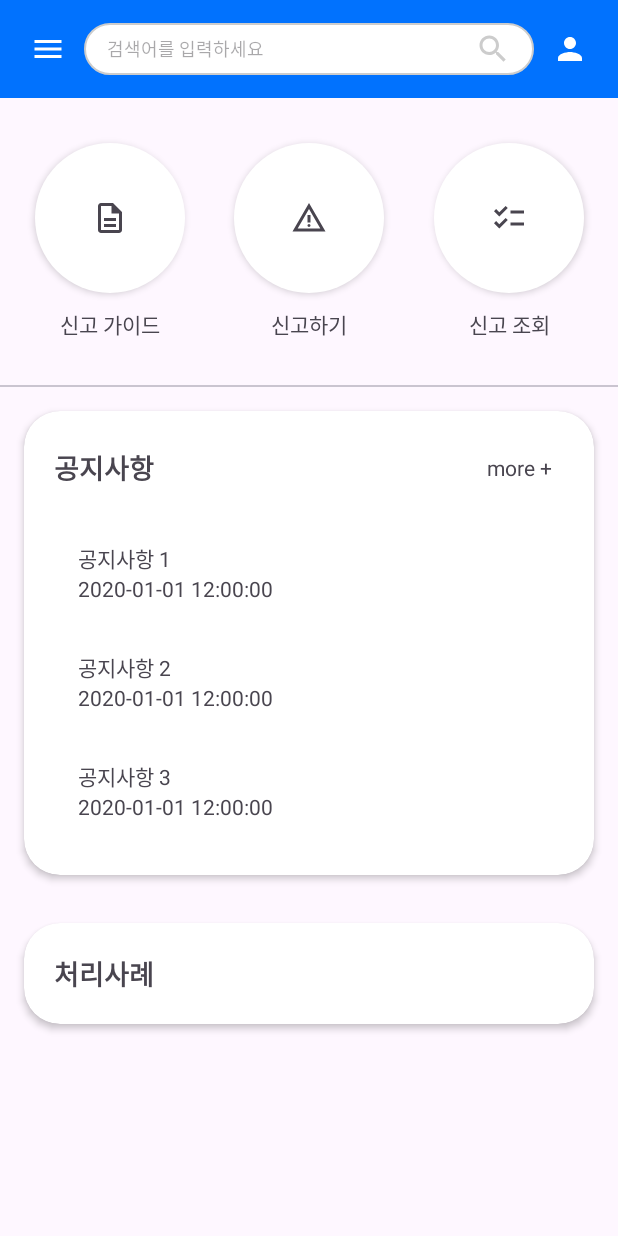
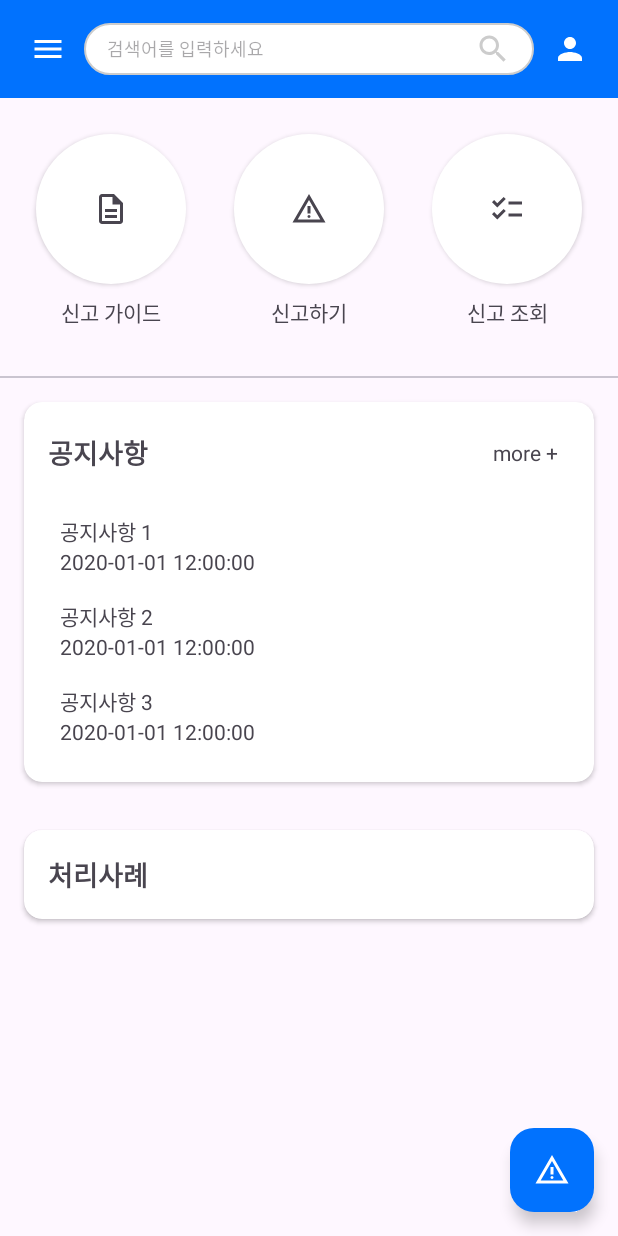
Before and after one commit to TUK-MPM/zikk-android, an Android app: the screen it shows after launch (MainActivity), on a phone screen of 412 x 824 dp. Run offline under Robolectric (Android 15) with nearby library versions, the phone set to English and light mode, and no system bars.

Commit message:
chore: padding, layout_margin 등 규격 통일

```diff
--- a/app/src/main/res/layout/activity_main.xml
+++ b/app/src/main/res/layout/activity_main.xml
@@ -1,7 +1,11 @@
 <?xml version="1.0" encoding="utf-8"?>
-<LinearLayout xmlns:android="http://schemas.android.com/apk/res/android"
+<FrameLayout xmlns:android="http://schemas.android.com/apk/res/android"
     xmlns:app="http://schemas.android.com/apk/res-auto"
     xmlns:tools="http://schemas.android.com/tools"
+    android:layout_width="match_parent"
+    android:layout_height="match_parent">
+
+    <LinearLayout
         android:id="@+id/main"
         android:layout_width="match_parent"
         android:layout_height="match_parent"
@@ -13,7 +17,7 @@
             android:name="com.example.zikk.ui.HeaderFragment"
             android:layout_width="match_parent"
             android:layout_height="wrap_content"
-        android:layout_marginBottom="20dp" />
+            android:layout_marginBottom="16dp" />
 
         <androidx.constraintlayout.widget.ConstraintLayout
             android:layout_width="match_parent"
@@ -33,9 +37,9 @@
                 <ImageButton
                     android:layout_width="100dp"
                     android:layout_height="100dp"
-                android:layout_margin="10dp"
+                    android:layout_margin="8dp"
                     android:background="@drawable/circle_button"
-                android:elevation="3dp"
+                    android:elevation="2dp"
                     android:src="@drawable/description_24px" />
 
                 <TextView
@@ -60,9 +64,9 @@
                     android:id="@+id/report_btn"
                     android:layout_width="100dp"
                     android:layout_height="100dp"
-                android:layout_margin="10dp"
+                    android:layout_margin="8dp"
                     android:background="@drawable/circle_button"
-                android:elevation="3dp"
+                    android:elevation="2dp"
                     android:src="@drawable/warning_24px" />
 
                 <TextView
@@ -86,9 +90,9 @@
                     android:id="@+id/report_query_btn"
                     android:layout_width="100dp"
                     android:layout_height="100dp"
-                android:layout_margin="10dp"
+                    android:layout_margin="8dp"
                     android:background="@drawable/circle_button"
-                android:elevation="3dp"
+                    android:elevation="2dp"
                     android:src="@drawable/checklist_24px" />
 
                 <TextView
@@ -102,20 +106,20 @@
         <com.google.android.material.divider.MaterialDivider
             android:layout_width="match_parent"
             android:layout_height="wrap_content"
-        android:layout_marginTop="30dp" />
+            android:layout_marginTop="32dp" />
 
         <androidx.cardview.widget.CardView
             android:layout_width="match_parent"
             android:layout_height="wrap_content"
             android:layout_margin="16dp"
-        app:cardCornerRadius="24dp"
-        app:cardElevation="3dp">
+            app:cardCornerRadius="12dp"
+            app:cardElevation="2dp">
 
             <LinearLayout
                 android:layout_width="match_parent"
                 android:layout_height="wrap_content"
                 android:orientation="vertical"
-            android:padding="20dp">
+                android:padding="16dp">
 
                 <!-- 헤더 (제목 + more 버튼) -->
                 <LinearLayout
@@ -161,14 +165,14 @@
             android:layout_width="match_parent"
             android:layout_height="wrap_content"
             android:layout_margin="16dp"
-        app:cardCornerRadius="24dp"
-        app:cardElevation="3dp">
+            app:cardCornerRadius="12dp"
+            app:cardElevation="2dp">
 
             <LinearLayout
                 android:layout_width="match_parent"
                 android:layout_height="wrap_content"
                 android:orientation="horizontal"
-            android:padding="20dp">
+                android:padding="16dp">
 
                 <TextView
                     android:id="@+id/tv_handled_case_title"
@@ -180,6 +184,16 @@
                     android:textStyle="bold" />
             </LinearLayout>
         </androidx.cardview.widget.CardView>
+    </LinearLayout>
 
+    <com.google.android.material.floatingactionbutton.FloatingActionButton
+        android:layout_width="wrap_content"
+        android:layout_height="wrap_content"
+        android:layout_gravity="bottom|end"
+        android:layout_margin="16dp"
+        android:src="@drawable/warning_24px"
+        app:tint="@color/white"
+        app:backgroundTint="@color/blue"
+        />
 
-</LinearLayout>
+</FrameLayout>
--- a/app/src/main/res/layout/item_notice.xml
+++ b/app/src/main/res/layout/item_notice.xml
@@ -5,7 +5,7 @@
     android:orientation="vertical"
     android:clickable="true"
     android:focusable="true"
-    android:padding="16dp">
+    android:padding="8dp">
     <TextView
         android:id="@+id/tv_notice_title"
         android:layout_width="match_parent"
```
Lines whose indentation alone changed are shown as unchanged.
